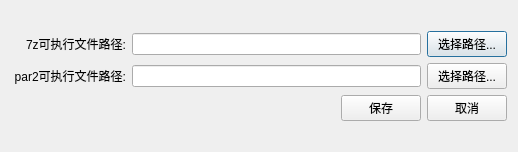
Before: the Qt Designer form src/ui/PathConfigurationOptionsUI.ui in TyroneVeblen/ParWith7z, drawn with Qt 5.
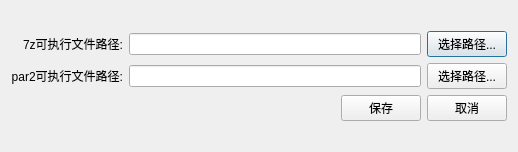
After: the same form once the commit is applied.

Patch:
```diff
--- a/src/ui/PathConfigurationOptionsUI.ui
+++ b/src/ui/PathConfigurationOptionsUI.ui
@@ -21,7 +21,7 @@
        <item row="0" column="0">
         <widget class="QLabel" name="label">
          <property name="text">
-          <string> 7z可执行文件路径:</string>
+                                        <string>7z可执行文件路径:</string>
          </property>
          <property name="alignment">
           <set>Qt::AlignRight|Qt::AlignTrailing|Qt::AlignVCenter</set>
@@ -41,7 +41,7 @@
        <item row="1" column="0">
         <widget class="QLabel" name="label_2">
          <property name="text">
-          <string> par2可执行文件路径:</string>
+                                        <string>par2可执行文件路径:</string>
          </property>
          <property name="alignment">
           <set>Qt::AlignRight|Qt::AlignTrailing|Qt::AlignVCenter</set>
```
Lines whose indentation alone changed are shown as unchanged.
